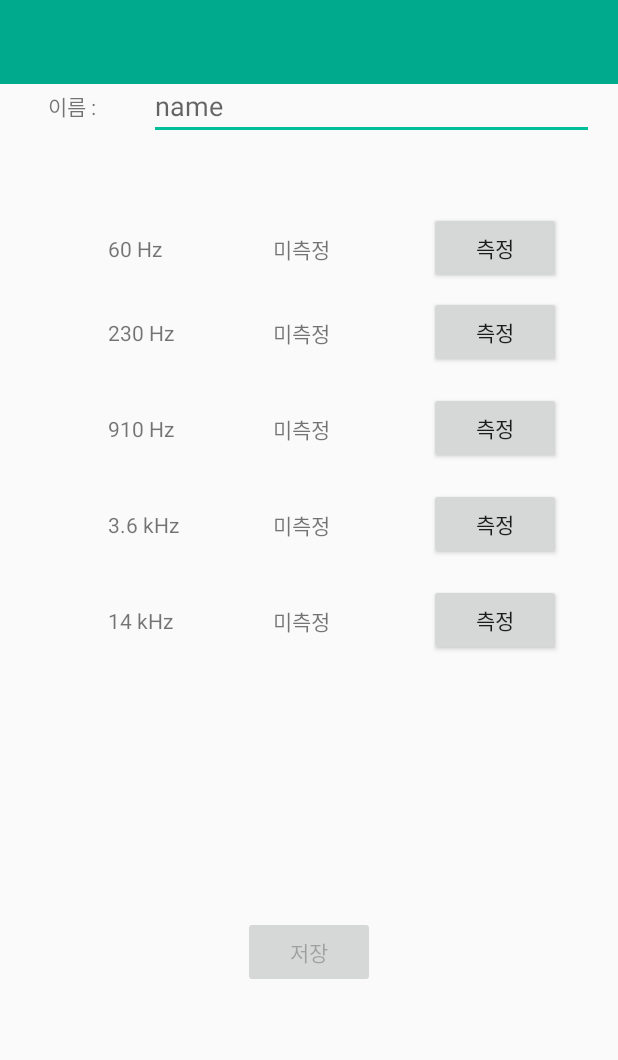
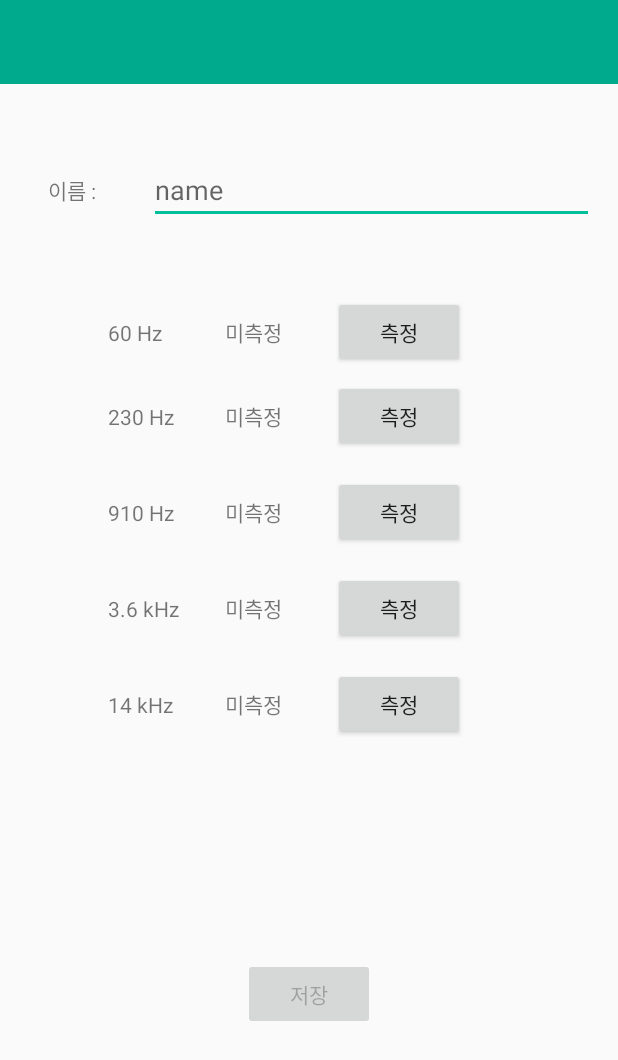
Before and after one commit to HyOsori/Equalizer, an Android app: the SubActivity screen opened directly, with no data from a screen before it, on a phone screen of 412 x 824 dp. Shown: the top 1060 px of the screen. Run offline under Robolectric (Android 15) with nearby library versions, the phone set to English and light mode, and no system bars.

Commit message:
fixed textView margin

```diff
--- a/UX_UI/app/src/main/res/layout/activity_sub.xml
+++ b/UX_UI/app/src/main/res/layout/activity_sub.xml
@@ -26,7 +26,7 @@
         android:layout_height="0dp"
         android:id="@+id/c_layout_wrapper_content"
         app:layout_constraintBottom_toBottomOf="parent"
-        app:layout_constraintTop_toTopOf="@+id/toolbarLayout"
+        app:layout_constraintTop_toBottomOf="@+id/toolbarLayout"
         app:layout_constraintRight_toRightOf="parent"
         app:layout_constraintLeft_toLeftOf="parent">
 
@@ -73,7 +73,7 @@
                 app:layout_constraintBottom_toBottomOf="parent"
                 app:layout_constraintLeft_toLeftOf="parent"
                 app:layout_constraintTop_toTopOf="parent"
-                app:layout_constraintVertical_bias="0.523" />
+                app:layout_constraintVertical_bias="0.52" />
 
         </android.support.constraint.ConstraintLayout>
 
@@ -113,7 +113,7 @@
                         android:layout_width="40dp"
                         android:layout_height="wrap_content"
                         android:layout_marginBottom="8dp"
-                        android:layout_marginLeft="56dp"
+                        android:layout_marginLeft="24dp"
                         android:layout_marginTop="8dp"
                         android:text="미측정"
                         app:layout_constraintBottom_toBottomOf="parent"
@@ -121,8 +121,7 @@
                         app:layout_constraintLeft_toRightOf="@+id/textView1"
                         app:layout_constraintRight_toRightOf="parent"
                         app:layout_constraintTop_toTopOf="parent"
-                        app:layout_constraintVertical_bias="0.533"
-                        android:layout_marginStart="56dp" />
+                        android:layout_marginStart="24dp" />
 
                     <TextView
                         android:id="@+id/textView1"
@@ -135,7 +134,6 @@
                         app:layout_constraintBottom_toBottomOf="parent"
                         app:layout_constraintLeft_toLeftOf="parent"
                         app:layout_constraintTop_toTopOf="parent"
-                        app:layout_constraintVertical_bias="0.533"
                         android:layout_marginStart="72dp" />
                 </android.support.constraint.ConstraintLayout>
 
@@ -145,18 +143,13 @@
                     android:layout_width="88dp"
                     android:layout_height="wrap_content"
                     android:layout_marginBottom="8dp"
-                    android:layout_marginLeft="64dp"
-                    android:layout_marginRight="64dp"
+                    android:layout_marginLeft="32dp"
                     android:layout_marginTop="8dp"
                     android:text="측정"
                     app:layout_constraintBottom_toBottomOf="parent"
                     app:layout_constraintHorizontal_bias="0.0"
                     app:layout_constraintLeft_toRightOf="@+id/constraintLayout1"
-                    app:layout_constraintRight_toRightOf="parent"
-                    app:layout_constraintTop_toTopOf="parent"
-                    app:layout_constraintVertical_bias="0.0"
-                    android:layout_marginStart="64dp"
-                    android:layout_marginEnd="64dp" />
+                    app:layout_constraintTop_toTopOf="parent" />
 
 
             </android.support.constraint.ConstraintLayout>
@@ -188,16 +181,12 @@
                         android:layout_width="40dp"
                         android:layout_height="wrap_content"
                         android:layout_marginBottom="8dp"
-                        android:layout_marginLeft="56dp"
+                        android:layout_marginLeft="24dp"
                         android:layout_marginTop="8dp"
                         android:text="미측정"
                         app:layout_constraintBottom_toBottomOf="parent"
-
                         app:layout_constraintLeft_toRightOf="@+id/textView2"
-                        app:layout_constraintRight_toRightOf="parent"
-                        app:layout_constraintTop_toTopOf="parent"
-                        app:layout_constraintVertical_bias="0.533"
-                        android:layout_marginStart="56dp" />
+                        app:layout_constraintTop_toTopOf="parent" />
 
                     <TextView
                         android:id="@+id/textView2"
@@ -220,18 +209,13 @@
                     android:layout_width="88dp"
                     android:layout_height="wrap_content"
                     android:layout_marginBottom="8dp"
-                    android:layout_marginLeft="64dp"
-                    android:layout_marginRight="64dp"
+                    android:layout_marginLeft="32dp"
                     android:layout_marginTop="8dp"
                     android:text="측정"
                     app:layout_constraintBottom_toBottomOf="parent"
                     app:layout_constraintHorizontal_bias="0.0"
                     app:layout_constraintLeft_toRightOf="@+id/constraintLayout2"
-                    app:layout_constraintRight_toRightOf="parent"
-                    app:layout_constraintTop_toTopOf="parent"
-                    app:layout_constraintVertical_bias="0.0"
-                    android:layout_marginStart="64dp"
-                    android:layout_marginEnd="64dp" />
+                    app:layout_constraintTop_toTopOf="parent" />
 
 
             </android.support.constraint.ConstraintLayout>
@@ -265,16 +249,12 @@
                         android:layout_width="40dp"
                         android:layout_height="wrap_content"
                         android:layout_marginBottom="8dp"
-                        android:layout_marginLeft="56dp"
+                        android:layout_marginLeft="24dp"
                         android:layout_marginTop="8dp"
                         android:text="미측정"
                         app:layout_constraintBottom_toBottomOf="parent"
-
                         app:layout_constraintLeft_toRightOf="@+id/textView3"
-                        app:layout_constraintRight_toRightOf="parent"
-                        app:layout_constraintTop_toTopOf="parent"
-                        app:layout_constraintVertical_bias="0.533"
-                        android:layout_marginStart="56dp" />
+                        app:layout_constraintTop_toTopOf="parent" />
 
                     <TextView
                         android:id="@+id/textView3"
@@ -297,18 +277,13 @@
                     android:layout_width="88dp"
                     android:layout_height="wrap_content"
                     android:layout_marginBottom="8dp"
-                    android:layout_marginLeft="64dp"
-                    android:layout_marginRight="64dp"
+                    android:layout_marginLeft="32dp"
                     android:layout_marginTop="8dp"
                     android:text="측정"
                     app:layout_constraintBottom_toBottomOf="parent"
                     app:layout_constraintHorizontal_bias="0.0"
                     app:layout_constraintLeft_toRightOf="@+id/constraintLayout3"
-                    app:layout_constraintRight_toRightOf="parent"
-                    app:layout_constraintTop_toTopOf="parent"
-                    app:layout_constraintVertical_bias="0.0"
-                    android:layout_marginStart="64dp"
-                    android:layout_marginEnd="64dp" />
+                    app:layout_constraintTop_toTopOf="parent" />
 
 
             </android.support.constraint.ConstraintLayout>
@@ -340,16 +315,12 @@
                         android:layout_width="40dp"
                         android:layout_height="wrap_content"
                         android:layout_marginBottom="8dp"
-                        android:layout_marginLeft="56dp"
+                        android:layout_marginLeft="24dp"
                         android:layout_marginTop="8dp"
                         android:text="미측정"
                         app:layout_constraintBottom_toBottomOf="parent"
-
                         app:layout_constraintLeft_toRightOf="@+id/textView4"
-                        app:layout_constraintRight_toRightOf="parent"
-                        app:layout_constraintTop_toTopOf="parent"
-                        app:layout_constraintVertical_bias="0.533"
-                        android:layout_marginStart="56dp" />
+                        app:layout_constraintTop_toTopOf="parent" />
 
                     <TextView
                         android:id="@+id/textView4"
@@ -372,18 +343,13 @@
                     android:layout_width="88dp"
                     android:layout_height="wrap_content"
                     android:layout_marginBottom="8dp"
-                    android:layout_marginLeft="64dp"
-                    android:layout_marginRight="64dp"
+                    android:layout_marginLeft="32dp"
                     android:layout_marginTop="8dp"
                     android:text="측정"
                     app:layout_constraintBottom_toBottomOf="parent"
                     app:layout_constraintHorizontal_bias="0.0"
                     app:layout_constraintLeft_toRightOf="@+id/constraintLayout4"
-                    app:layout_constraintRight_toRightOf="parent"
-                    app:layout_constraintTop_toTopOf="parent"
-                    app:layout_constraintVertical_bias="0.0"
-                    android:layout_marginStart="64dp"
-                    android:layout_marginEnd="64dp" />
+                    app:layout_constraintTop_toTopOf="parent" />
 
 
             </android.support.constraint.ConstraintLayout>
@@ -415,16 +381,12 @@
                         android:layout_width="40dp"
                         android:layout_height="wrap_content"
                         android:layout_marginBottom="8dp"
-                        android:layout_marginLeft="56dp"
+                        android:layout_marginLeft="24dp"
                         android:layout_marginTop="8dp"
                         android:text="미측정"
                         app:layout_constraintBottom_toBottomOf="parent"
-
                         app:layout_constraintLeft_toRightOf="@+id/textView5"
-                        app:layout_constraintRight_toRightOf="parent"
-                        app:layout_constraintTop_toTopOf="parent"
-                        app:layout_constraintVertical_bias="0.533"
-                        android:layout_marginStart="56dp" />
+                        app:layout_constraintTop_toTopOf="parent" />
 
                     <TextView
                         android:id="@+id/textView5"
@@ -447,18 +409,13 @@
                     android:layout_width="88dp"
                     android:layout_height="wrap_content"
                     android:layout_marginBottom="8dp"
-                    android:layout_marginLeft="64dp"
-                    android:layout_marginRight="64dp"
+                    android:layout_marginLeft="32dp"
                     android:layout_marginTop="8dp"
                     android:text="측정"
                     app:layout_constraintBottom_toBottomOf="parent"
                     app:layout_constraintHorizontal_bias="0.0"
                     app:layout_constraintLeft_toRightOf="@+id/constraintLayout5"
-                    app:layout_constraintRight_toRightOf="parent"
-                    app:layout_constraintTop_toTopOf="parent"
-                    app:layout_constraintVertical_bias="0.0"
-                    android:layout_marginStart="64dp"
-                    android:layout_marginEnd="64dp" />
+                    app:layout_constraintTop_toTopOf="parent" />
 
 
             </android.support.constraint.ConstraintLayout>
```
